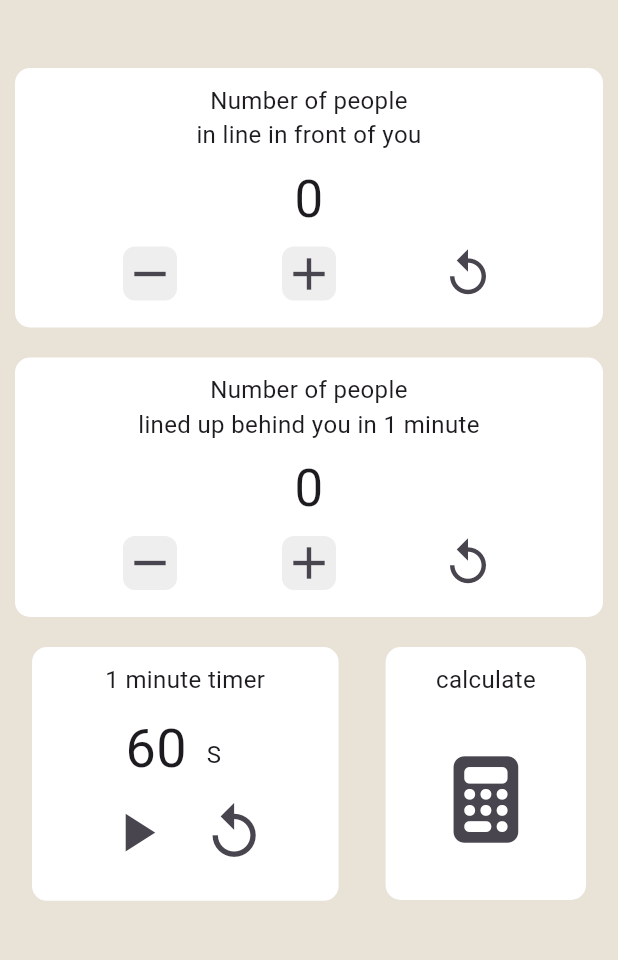
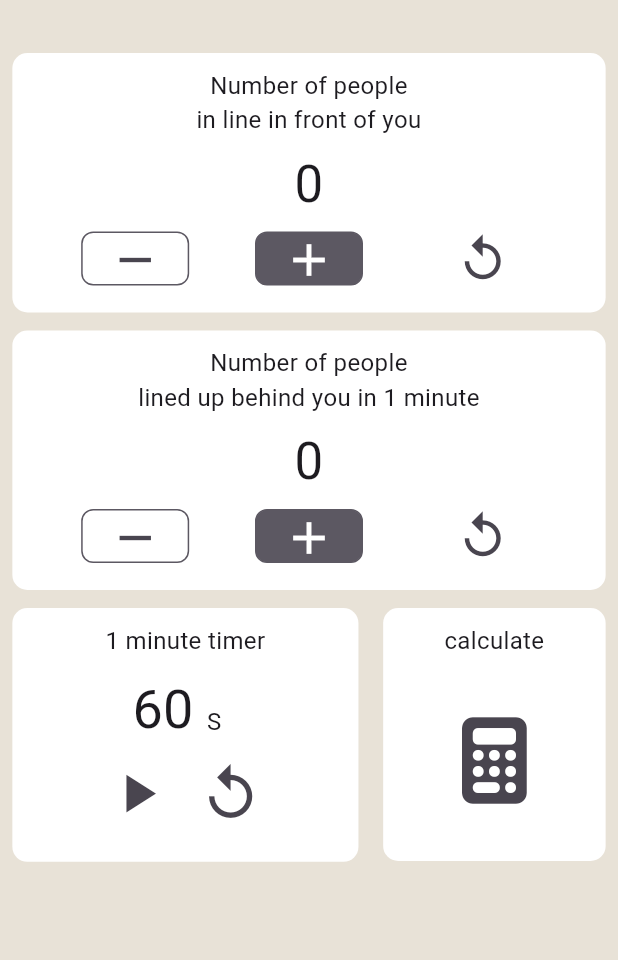
Before and after one commit to c22349/waiting_time, a Flutter app: the screen it shows after launch, on a phone screen of 412 x 824 dp, the part 61-1021 px from its top. Run offline on Flutter 3.47's test engine with Material 3 defaults, Android fonts, the phone set to English and light mode, and no system bars; our stand-ins replace font_awesome_flutter, shared_preferences; generated files the repository leaves out were written again.

Commit message:
fix main layout

```diff
--- a/lib/main.dart
+++ b/lib/main.dart
@@ -8,6 +8,9 @@
 import 'package:provider/provider.dart';
 import 'package:font_awesome_flutter/font_awesome_flutter.dart';
 import 'package:flutter/services.dart';
+
+const double iconSize = 36;
+const buttonColor = Color(0xFF5C5862);
 
 Future<Locale> _fetchLocale() async {
   final prefs = await SharedPreferences.getInstance();
@@ -90,7 +93,6 @@
   int _counterBehind = 0;
   int _timer = 60;
   Timer? _countdownTimer;
-  static const double iconSize = 36;
 
   void _incrementCounterFront() {
     setState(() {
@@ -213,15 +215,15 @@
                 minHeight: constraints.maxHeight,
               ),
               child: Column(
-                mainAxisAlignment: MainAxisAlignment.start, // 中央揃えから開始位置揃えに変更
+                mainAxisAlignment: MainAxisAlignment.start,
                 children: <Widget>[
                   SizedBox(height: 20), // 上部のスペースを調整
                   Container(
-                    margin: EdgeInsets.all(10.0), // 外側の余白
+                    width: MediaQuery.of(context).size.width * 0.96,
                     padding: EdgeInsets.all(10.0), // 内側の余白
                     decoration: BoxDecoration(
                       color: Colors.white, // コンテナの背景色
-                      borderRadius: BorderRadius.circular(10), // 角丸の設定
+                      borderRadius: BorderRadius.circular(10), // 角の設定
                     ),
                     child: Column(
                       children: [
@@ -248,10 +250,13 @@
                           children: <Widget>[
                             IconButton(
                               icon: Container(
+                                width: iconSize * 2,
+                                height: iconSize,
                                 decoration: BoxDecoration(
-                                  color: Colors.grey[200], // 背景色
+                                  color: Colors.white, // 背景色
+                                  border: Border.all(color: buttonColor), // 縁
                                   borderRadius:
-                                      BorderRadius.circular(8), // 角丸の設定
+                                      BorderRadius.circular(8), // 角の設定
                                 ),
                                 child: const Icon(Icons.remove, size: iconSize),
                               ),
@@ -259,17 +264,25 @@
                             ),
                             IconButton(
                               icon: Container(
+                                width: iconSize * 2,
+                                height: iconSize,
                                 decoration: BoxDecoration(
-                                  color: Colors.grey[200], // 背景色
+                                  color: buttonColor,
+                                  border: Border.all(color: buttonColor), // 縁色
                                   borderRadius:
-                                      BorderRadius.circular(8), // 角丸の設定
+                                      BorderRadius.circular(8), // 角の設定
                                 ),
-                                child: const Icon(Icons.add, size: iconSize),
+                                child: const Icon(Icons.add,
+                                    size: iconSize, color: Colors.white),
                               ),
                               onPressed: _incrementCounterFront,
                             ),
                             IconButton(
-                              icon: const Icon(Icons.replay, size: iconSize),
+                              icon: Container(
+                                width: iconSize * 2,
+                                height: iconSize,
+                                child: Icon(Icons.replay, size: iconSize),
+                              ),
                               onPressed: _resetCounterFront,
                             ),
                           ],
@@ -277,12 +290,13 @@
                       ],
                     ),
                   ),
+                  SizedBox(height: 12),
                   Container(
-                    margin: EdgeInsets.all(10.0), // 外側の余白
+                    width: MediaQuery.of(context).size.width * 0.96,
                     padding: EdgeInsets.all(10.0), // 内側の余白
                     decoration: BoxDecoration(
                       color: Colors.white, // コンテナの背景色
-                      borderRadius: BorderRadius.circular(10), // 角丸の設定
+                      borderRadius: BorderRadius.circular(10), // 角の設定
                     ),
                     child: Column(
                       children: [
@@ -309,10 +323,13 @@
                           children: <Widget>[
                             IconButton(
                               icon: Container(
+                                width: iconSize * 2,
+                                height: iconSize,
                                 decoration: BoxDecoration(
-                                  color: Colors.grey[200], // 背景色
+                                  color: Colors.white, // 背景色
+                                  border: Border.all(color: buttonColor), // 縁
                                   borderRadius:
-                                      BorderRadius.circular(8), // 角丸の設定
+                                      BorderRadius.circular(8), // 角の設定
                                 ),
                                 child: const Icon(Icons.remove, size: iconSize),
                               ),
@@ -320,17 +337,25 @@
                             ),
                             IconButton(
                               icon: Container(
+                                width: iconSize * 2,
+                                height: iconSize,
                                 decoration: BoxDecoration(
-                                  color: Colors.grey[200], // 背景色
+                                  color: buttonColor,
+                                  border: Border.all(color: buttonColor), // 縁色
                                   borderRadius:
-                                      BorderRadius.circular(8), // 角丸の設定
+                                      BorderRadius.circular(8), // 角の設定
                                 ),
-                                child: const Icon(Icons.add, size: iconSize),
+                                child: const Icon(Icons.add,
+                                    size: iconSize, color: Colors.white),
                               ),
                               onPressed: _incrementCounterBehind,
                             ),
                             IconButton(
-                              icon: const Icon(Icons.replay, size: iconSize),
+                              icon: Container(
+                                width: iconSize * 2,
+                                height: iconSize,
+                                child: Icon(Icons.replay, size: iconSize),
+                              ),
                               onPressed: _resetCounterBehind,
                             ),
                           ],
@@ -338,14 +363,16 @@
                       ],
                     ),
                   ),
-                  Row(
+                  SizedBox(height: 12),
+                  Container(
+                    child: Row(
                       mainAxisAlignment: MainAxisAlignment.spaceEvenly,
                       crossAxisAlignment: CrossAxisAlignment.start,
                       children: [
                         Container(
-                        margin: EdgeInsets.all(10.0), // 外側の余白
-                        padding: EdgeInsets.fromLTRB(
-                            40.0, 10.0, 40.0, 16.0), // 内側の余白
+                          width: MediaQuery.of(context).size.width * 0.56,
+                          padding:
+                              EdgeInsets.fromLTRB(0, 10.0, 0, 16.0), // 内側の余白
                           decoration: BoxDecoration(
                             color: Colors.white, // コンテナの背景色
                             borderRadius: BorderRadius.circular(10), // 角丸の設定
@@ -367,6 +394,7 @@
                                     WidgetSpan(
                                       child: Container(
                                         width: 50,
+                                        alignment: Alignment.center,
                                         child: Row(
                                           mainAxisSize: MainAxisSize.min,
                                           children: [
@@ -382,7 +410,7 @@
                                     ),
                                     WidgetSpan(
                                       child: Transform.translate(
-                                      offset: Offset(0, -10),
+                                        offset: Offset(0, -6),
                                         child: Container(
                                           width: 30,
                                           child: Row(
@@ -405,7 +433,9 @@
                               Row(
                                 mainAxisAlignment: MainAxisAlignment.center,
                                 children: [
-                                IconButton(
+                                  Transform.translate(
+                                    offset: Offset(-1, 0),
+                                    child: IconButton(
                                       icon: Icon(
                                           _countdownTimer == null
                                               ? Icons.play_arrow
@@ -413,8 +443,11 @@
                                           size: iconSize * 1.2),
                                       onPressed: _toggleTimer,
                                     ),
-                                SizedBox(width: 6),
-                                IconButton(
+                                  ),
+                                  SizedBox(width: 3),
+                                  Transform.translate(
+                                    offset: Offset(-1, 0),
+                                    child: IconButton(
                                       icon: const Icon(Icons.replay,
                                           size: iconSize * 1.2),
                                       onPressed: () {
@@ -425,15 +458,17 @@
                                         });
                                       },
                                     ),
+                                  ),
                                 ],
                               ),
                             ],
                           ),
                         ),
+                        SizedBox(width: 0),
                         Container(
-                        margin: EdgeInsets.all(10.0), // 外側の余白
-                        padding: EdgeInsets.fromLTRB(
-                            30.0, 10.0, 30.0, 30.0), // 内側の余白
+                          width: MediaQuery.of(context).size.width * 0.36,
+                          padding:
+                              EdgeInsets.fromLTRB(0, 10.0, 0, 30.0), // 内側の余白
                           decoration: BoxDecoration(
                             color: Colors.white, // コンテナの背景色
                             borderRadius: BorderRadius.circular(10), // 角丸の設定
@@ -477,7 +512,8 @@
                                               child: Text(
                                                 AppLocalizations.of(context)!
                                                     .close,
-                                              style: TextStyle(fontSize: 20.0),
+                                                style:
+                                                    TextStyle(fontSize: 20.0),
                                               ),
                                               onPressed: () {
                                                 Navigator.of(context).pop();
@@ -513,11 +549,12 @@
                                                     color: Colors.black),
                                               ),
                                               TextSpan(
-                                              text:
-                                                  AppLocalizations.of(context)!
+                                                text: AppLocalizations.of(
+                                                        context)!
                                                     .minute,
                                                 style: TextStyle(
-                                                  fontSize: calculationFontSize,
+                                                    fontSize:
+                                                        calculationFontSize,
                                                     color: Colors.black),
                                               ),
                                               if (seconds > 0) ...[
@@ -541,7 +578,8 @@
                                                 text:
                                                     '\n\n\n${AppLocalizations.of(context)!.calculation_supplement}',
                                                 style: TextStyle(
-                                                  fontSize: SupplementFontSize,
+                                                    fontSize:
+                                                        SupplementFontSize,
                                                     color: Colors.black),
                                               ),
                                             ],
@@ -550,7 +588,8 @@
                                         actions: <Widget>[
                                           TextButton(
                                             child: Text(
-                                            AppLocalizations.of(context)!.close,
+                                              AppLocalizations.of(context)!
+                                                  .close,
                                               style: TextStyle(
                                                   fontSize: closeFontSize),
                                             ),
@@ -569,6 +608,7 @@
                         ),
                       ],
                     ),
+                  ),
                 ],
               ),
             ),
```
Lines whose indentation alone changed are shown as unchanged.
